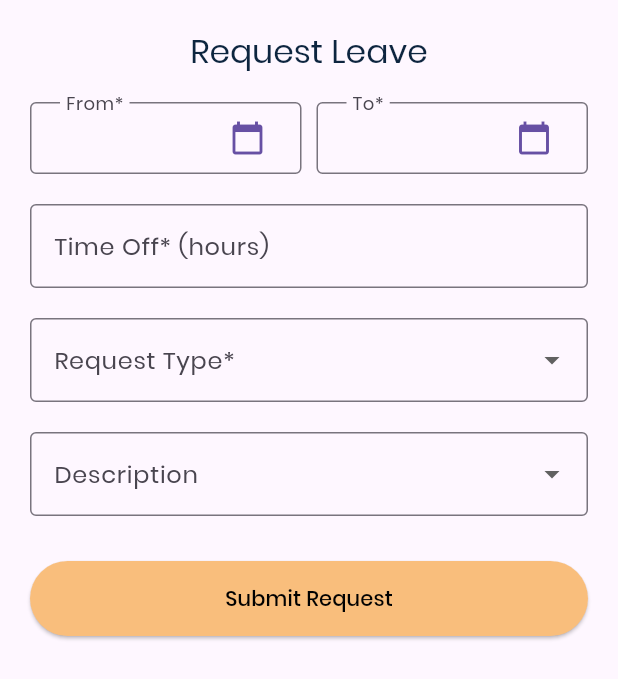
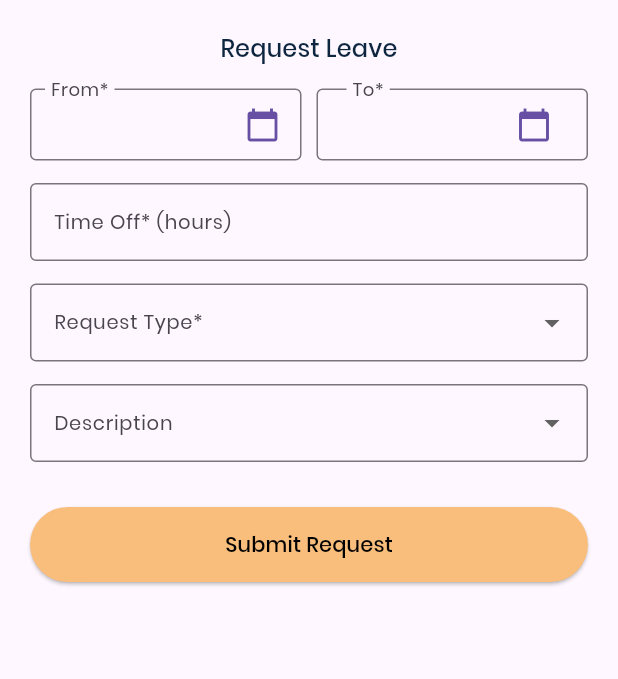
Before and after one commit to BehemothLtd/insight-app, a Flutter app: the LeaveRequestCreate widget shown alone on an empty page, opened directly, after a tap on "Submit Request", on a phone screen of 412 x 824 dp. Shown: the top 679 px of the screen. Run offline on Flutter 3.47's test engine with Material 3 defaults, Android fonts, the phone set to English and light mode, and no system bars; our stand-ins replace flutter_dotenv, flutter_svg, get, google_fonts, gradient_borders; missing offline and left inert: dart:ffi; accounts and stored records are empty; network calls fail.

Commit message:
finish leave request create UI

```diff
--- /dev/null
+++ b/lib/controllers/leave_request_controller.dart
@@ -0,0 +1,7 @@
+import 'package:get/get.dart';
+
+class LeaveRequestController extends GetxController {
+  createNewRequest() async {
+    // var result = await Attendance.
+  }
+}
--- a/lib/gqls/index.dart
+++ b/lib/gqls/index.dart
@@ -4,3 +4,4 @@ export './resolvers/user.dart';
 // ==============Mutations===========
 export './mutations/auth.dart';
 export './mutations/attendance.dart';
+export './mutations/leave_request.dart';
--- /dev/null
+++ b/lib/gqls/mutations/leave_request.dart
@@ -0,0 +1,23 @@
+const String leaveRequestCreateGQL = """
+  mutation (\$input: LeaveDayRequestInput!) {
+    LeaveDayRequestCreate(
+      input: \$input
+    ) {
+        leaveDayRequest {
+            id
+            userId
+            approverId
+            from
+            to
+            timeOff
+            requestType
+            requestState
+            reason
+            createdAt
+            updatedAt
+            lockVersion
+        }
+    }
+}
+
+""";
--- /dev/null
+++ b/lib/models/leave_request.dart
@@ -0,0 +1,42 @@
+import 'dart:ffi';
+
+import 'package:get/get.dart';
+import 'package:insight_app/gqls/index.dart' as gql;
+import 'package:insight_app/utils/api.dart';
+
+class LeaveRequest {
+  String? from;
+  String? to;
+  double? timeOff;
+  String? requestType;
+  String? description;
+
+  LeaveRequest({
+    required this.from,
+    required this.to,
+    required this.timeOff,
+    required this.requestType,
+    required this.description,
+  });
+
+  void request() async {
+    const query = gql.leaveRequestCreateGQL;
+
+    final ApiProvider apiProvider = Get.find<ApiProvider>();
+
+    var variables = {
+      "input": {
+        "from": from ?? "",
+        "to": to ?? "",
+        "timeOff": timeOff,
+        "requestType": requestType ?? "",
+        "description": description ?? "",
+      }
+    };
+
+    await apiProvider.request(
+      query: query,
+      variables: variables,
+    );
+  }
+}
--- a/lib/utils/api.dart
+++ b/lib/utils/api.dart
@@ -41,16 +41,34 @@ class ApiProvider extends GetxController {
       );
 
       if (response.statusCode == 200) {
-        var decodedResponse = json.decode(utf8.decode(response.bodyBytes))
-            as Map<String, dynamic>;
+        var decodedResponse = json.decode(utf8.decode(response.bodyBytes));
+        if (decodedResponse is! Map<String, dynamic>) {
+          return;
+        }
 
-        var errors = decodedResponse['errors'];
+        List<dynamic>? errors = decodedResponse['errors'];
 
-        if (errors != null && errors.length > 0) {
+        if (errors != null && errors.isNotEmpty) {
+          var mainErr = errors[0];
+          if (mainErr is! Map<String, dynamic>) {
+            return;
+          }
+
+          var extensions = mainErr['extensions'];
+
+          if (extensions is! Map<String, dynamic>) {
+            return;
+          }
+
           // Error handler
-          var errorCode = errors[0]['extensions']['code'];
+          var errorCode = extensions['code'];
+
+          if (errorCode is! int) {
+            return;
+          }
+
           Map<String, List<String>> errorDetails =
-              convertToSafeMap(errors[0]['extensions']['errors']);
+              convertToSafeMap(mainErr['extensions']['errors']);
 
           if (errorCode == 422) {
             globalController.setErrors(errorDetails);
@@ -61,6 +79,15 @@ class ApiProvider extends GetxController {
               backgroundColor: Colors.redAccent,
               iconData: Icons.warning,
             );
+          } else {
+            if (mainErr['message'] != "") {
+              showCustomSnackbar(
+                message: mainErr['message'],
+                title: "Error Happened",
+                backgroundColor: Colors.redAccent,
+                iconData: Icons.warning,
+              );
+            }
           }
         } else {
           var data = decodedResponse['data'];
--- a/lib/utils/helpers.dart
+++ b/lib/utils/helpers.dart
@@ -1,4 +1,6 @@
-Map<String, List<String>> convertToSafeMap(Map<String, dynamic> originalMap) {
+Map<String, List<String>> convertToSafeMap(Map<String, dynamic>? originalMap) {
+  if (originalMap == null) return {};
+
   Map<String, List<String>> safeMap = {};
 
   for (var entry in originalMap.entries) {
--- a/lib/widgets/home/leave_request_create.dart
+++ b/lib/widgets/home/leave_request_create.dart
@@ -1,5 +1,11 @@
+import 'dart:convert';
+import 'dart:developer';
+
 import 'package:flutter/material.dart';
+import 'package:insight_app/models/leave_request.dart';
 import 'package:insight_app/theme/colors/light_colors.dart';
+import 'package:insight_app/utils/time.dart';
+import 'package:insight_app/widgets/form/form_validator.dart';
 
 class LeaveRequestCreate extends StatefulWidget {
   const LeaveRequestCreate({super.key});
@@ -35,21 +41,38 @@ class _LeaveRequestCreateState extends State<LeaveRequestCreate> {
   Future<void> _pickDate(BuildContext context,
       {required bool pickingFrom}) async {
     final initialDate = pickingFrom ? from : to ?? DateTime.now();
-    final DateTime? picked = await showDatePicker(
+    final DateTime? selectedDate = await showDatePicker(
       context: context,
       initialDate: initialDate,
       firstDate: DateTime(2000),
       lastDate: DateTime(2101),
     );
 
-    if (picked != null) {
+    if (selectedDate != null) {
+      if (!context.mounted) return;
+
+      final TimeOfDay? selectedTime = await showTimePicker(
+        context: context,
+        initialTime: TimeOfDay.fromDateTime(selectedDate),
+      );
+
+      if (selectedTime != null) {
         setState(() {
+          var selected = DateTime(
+            selectedDate.year,
+            selectedDate.month,
+            selectedDate.day,
+            selectedTime.hour,
+            selectedTime.minute,
+          );
+
           if (pickingFrom) {
-          from = picked;
+            from = selected;
           } else {
-          to = picked;
+            to = selected;
           }
         });
+      }
     }
   }
 
@@ -73,80 +96,114 @@ class _LeaveRequestCreateState extends State<LeaveRequestCreate> {
           children: [
             Text(
               'Request Leave',
-              style: Theme.of(context).textTheme.titleLarge,
+              style: Theme.of(context).textTheme.titleMedium,
             ),
-            const SizedBox(height: 20),
+            const SizedBox(height: 15),
             Row(
               children: <Widget>[
                 // "From" Date Picker
                 Expanded(
+                  // This will ensure the width is constrained
+                  child: FormValidator(
+                    errorKey: 'from',
                     child: InkWell(
                       onTap: () => _pickDate(context, pickingFrom: true),
                       child: InputDecorator(
                         decoration: const InputDecoration(
                           labelText: 'From*',
                           border: OutlineInputBorder(),
-                        contentPadding: EdgeInsets.symmetric(horizontal: 20.0),
+                          contentPadding:
+                              EdgeInsets.symmetric(horizontal: 10.0),
                         ),
                         child: Row(
                           mainAxisAlignment: MainAxisAlignment.spaceBetween,
                           children: <Widget>[
                             Text(from != null
-                              ? '${from!.toLocal()}'.split(' ')[0]
+                                ? '${from!.toLocal()}'.split(':00.000')[0]
                                 : ''),
-                          Icon(Icons.calendar_today,
-                              color: Theme.of(context).primaryColor),
+                            Icon(
+                              Icons.calendar_today,
+                              color: Theme.of(context).primaryColor,
+                            ),
                           ],
                         ),
                       ),
                     ),
                   ),
-                SizedBox(width: 10), // Spacing between the pickers
+                ),
+                const SizedBox(width: 10), // Spacing between the pickers
                 // "To" Date Picker
                 Expanded(
+                  // This will ensure the width is constrained
+                  child: FormValidator(
+                    errorKey: 'to',
                     child: InkWell(
                       onTap: () => _pickDate(context, pickingFrom: false),
                       child: InputDecorator(
                         decoration: const InputDecoration(
                           labelText: 'To*',
                           border: OutlineInputBorder(),
-                        contentPadding: EdgeInsets.symmetric(horizontal: 20.0),
+                          contentPadding:
+                              EdgeInsets.symmetric(horizontal: 20.0),
                         ),
                         child: Row(
                           mainAxisAlignment: MainAxisAlignment.spaceBetween,
                           children: <Widget>[
                             Text(to != null
-                              ? '${to!.toLocal()}'.split(' ')[0]
+                                ? '${to!.toLocal()}'.split(':00.000')[0]
                                 : ''),
-                          Icon(Icons.calendar_today,
-                              color: Theme.of(context).primaryColor),
+                            Icon(
+                              Icons.calendar_today,
+                              color: Theme.of(context).primaryColor,
+                            ),
                           ],
+                        ),
                       ),
                     ),
                   ),
                 ),
               ],
             ),
-            const SizedBox(height: 20),
-            TextFormField(
+            const SizedBox(height: 15),
+            FormValidator(
+              errorKey: "timeOff",
+              child: TextFormField(
                 controller: _timeOffController,
                 decoration: const InputDecoration(
                   labelText: 'Time Off* (hours)',
                   border: OutlineInputBorder(),
+                  contentPadding: EdgeInsets.symmetric(
+                    horizontal: 12.0,
+                    vertical: 14.0,
+                  ),
+                  labelStyle: TextStyle(
+                    fontSize: 13,
+                  ),
                 ),
                 keyboardType:
                     const TextInputType.numberWithOptions(decimal: true),
                 // You can still use onChanged if you want to do something every time the value changes.
                 // But for submission purposes, the controller will hold the final value.
               ),
-            const SizedBox(height: 20),
-            DropdownButtonFormField<String>(
+            ),
+            const SizedBox(height: 15),
+            FormValidator(
+              errorKey: "requestType",
+              child: DropdownButtonFormField<String>(
                 decoration: const InputDecoration(
                   labelText: 'Request Type*',
                   border: OutlineInputBorder(),
+                  contentPadding: EdgeInsets.symmetric(
+                    horizontal: 12.0,
+                    vertical: 14.0,
+                  ),
+                  labelStyle: TextStyle(
+                    fontSize: 13,
+                  ),
                 ),
                 value: requestType,
-              items: requestTypes.map<DropdownMenuItem<String>>((String value) {
+                items:
+                    requestTypes.map<DropdownMenuItem<String>>((String value) {
                   return DropdownMenuItem<String>(
                     value: value,
                     child: Text(value),
@@ -158,14 +215,25 @@ class _LeaveRequestCreateState extends State<LeaveRequestCreate> {
                   });
                 },
               ),
-            const SizedBox(height: 20),
-            DropdownButtonFormField<String>(
+            ),
+            const SizedBox(height: 15),
+            FormValidator(
+              errorKey: "description",
+              child: DropdownButtonFormField<String>(
                 decoration: const InputDecoration(
                   labelText: 'Description',
                   border: OutlineInputBorder(),
+                  contentPadding: EdgeInsets.symmetric(
+                    horizontal: 12.0,
+                    vertical: 14.0,
+                  ),
+                  labelStyle: TextStyle(
+                    fontSize: 13,
+                  ),
                 ),
                 value: description,
-              items: descriptions.map<DropdownMenuItem<String>>((String value) {
+                items:
+                    descriptions.map<DropdownMenuItem<String>>((String value) {
                   return DropdownMenuItem<String>(
                     value: value,
                     child: Text(value),
@@ -177,17 +245,21 @@ class _LeaveRequestCreateState extends State<LeaveRequestCreate> {
                   });
                 },
               ),
+            ),
             const SizedBox(height: 30), // Space at the bottom
             ElevatedButton(
               onPressed: () {
                 timeOff = double.tryParse(_timeOffController.text);
 
-                // Implement your submission logic
-                print(from);
-                print(to);
-                print(timeOff);
-                print(requestType);
-                print(description);
+                var leaveRequest = LeaveRequest(
+                  from: formatTime(from, 'dd-MM-yyyy kk:mm'),
+                  to: formatTime(to, 'dd-MM-yyyy kk:mm'),
+                  timeOff: timeOff ?? 0.0,
+                  requestType: requestType,
+                  description: description,
+                );
+
+                leaveRequest.request();
               },
               style: ElevatedButton.styleFrom(
                 backgroundColor: LightColors.kDarkYellow,
```
Lines whose indentation alone changed are shown as unchanged.
